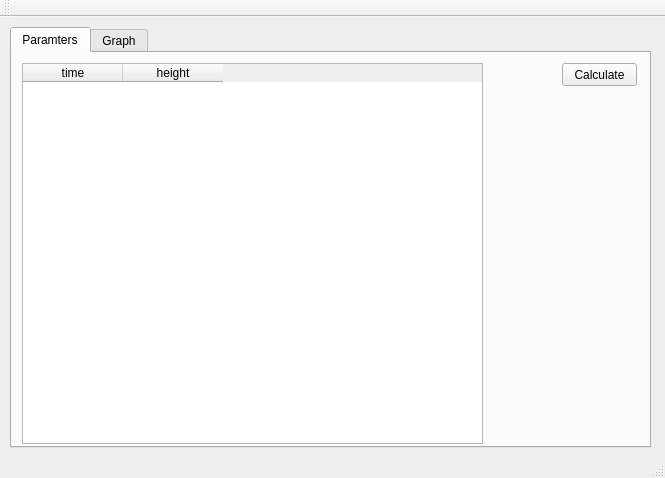
First picture: the form in mainwindow.ui, repository barinova/DART, before the edit.
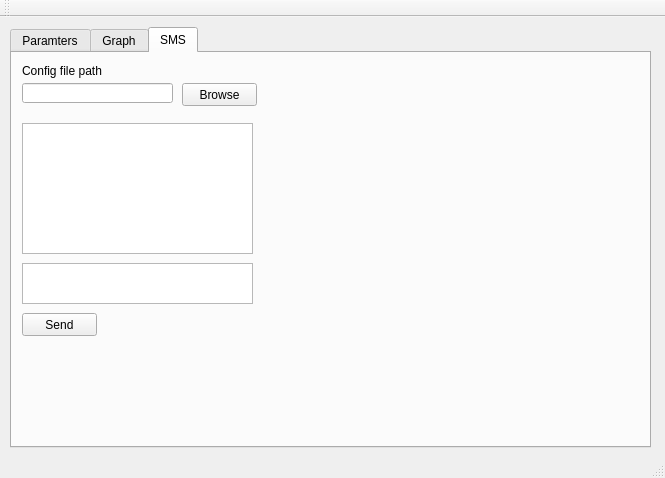
Second picture: the form after the edit. The open tabs and pages were chosen to show the change.

```diff
--- a/mainwindow.ui
+++ b/mainwindow.ui
@@ -74,6 +74,85 @@
       </item>
      </layout>
     </widget>
+    <widget class="QWidget" name="tab_3">
+     <attribute name="title">
+      <string>SMS</string>
+     </attribute>
+     <widget class="QTextEdit" name="textEditSms">
+      <property name="geometry">
+       <rect>
+        <x>10</x>
+        <y>210</y>
+        <width>231</width>
+        <height>41</height>
+       </rect>
+      </property>
+     </widget>
+     <widget class="QPushButton" name="buttonBrowse">
+      <property name="geometry">
+       <rect>
+        <x>170</x>
+        <y>30</y>
+        <width>75</width>
+        <height>23</height>
+       </rect>
+      </property>
+      <property name="text">
+       <string>Browse</string>
+      </property>
+     </widget>
+     <widget class="QLineEdit" name="lineEditSms">
+      <property name="geometry">
+       <rect>
+        <x>10</x>
+        <y>30</y>
+        <width>151</width>
+        <height>20</height>
+       </rect>
+      </property>
+     </widget>
+     <widget class="QLabel" name="label">
+      <property name="geometry">
+       <rect>
+        <x>10</x>
+        <y>10</y>
+        <width>131</width>
+        <height>16</height>
+       </rect>
+      </property>
+      <property name="text">
+       <string>Config file path</string>
+      </property>
+     </widget>
+     <widget class="QTextBrowser" name="textBrowserSms">
+      <property name="geometry">
+       <rect>
+        <x>10</x>
+        <y>70</y>
+        <width>231</width>
+        <height>131</height>
+       </rect>
+      </property>
+     </widget>
+     <widget class="QPushButton" name="buttonSend">
+      <property name="geometry">
+       <rect>
+        <x>10</x>
+        <y>260</y>
+        <width>75</width>
+        <height>23</height>
+       </rect>
+      </property>
+      <property name="font">
+       <font>
+        <family>MS Shell Dlg 2</family>
+       </font>
+      </property>
+      <property name="text">
+       <string>Send</string>
+      </property>
+     </widget>
+    </widget>
    </widget>
   </widget>
   <widget class="QMenuBar" name="menuBar">
```
